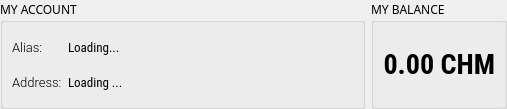
First picture: the form in app/ui/my_account.ui, repository coblo/gui-demo, before the edit.
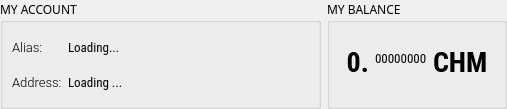
Second picture: the form after the edit.

Commit message: Show full balance in wallet

Patch:
```diff
--- a/app/ui/my_account.ui
+++ b/app/ui/my_account.ui
@@ -147,6 +147,9 @@
       <set>Qt::AlignLeading|Qt::AlignLeft|Qt::AlignTop</set>
      </property>
      <layout class="QHBoxLayout" name="lout_gbox_wallet_balance_h">
+      <property name="spacing">
+       <number>0</number>
+      </property>
       <item>
        <widget class="QLabel" name="lbl_wallet_balance">
         <property name="font">
@@ -157,17 +160,69 @@
           <bold>true</bold>
          </font>
         </property>
+        <property name="styleSheet">
+         <string notr="true">margin: 8px -7px 0 0;</string>
+        </property>
         <property name="text">
-         <string>0.00 CHM</string>
+         <string>0.</string>
         </property>
         <property name="alignment">
-         <set>Qt::AlignRight|Qt::AlignTrailing|Qt::AlignVCenter</set>
+         <set>Qt::AlignRight|Qt::AlignTop|Qt::AlignTrailing</set>
         </property>
         <property name="textInteractionFlags">
          <set>Qt::TextSelectableByMouse</set>
         </property>
        </widget>
       </item>
+      <item>
+       <widget class="QLabel" name="lbl_wallet_balance_postdecimal">
+        <property name="font">
+         <font>
+          <family>Roboto Condensed</family>
+          <pointsize>10</pointsize>
+          <weight>50</weight>
+          <bold>false</bold>
+          <kerning>true</kerning>
+         </font>
+        </property>
+        <property name="styleSheet">
+         <string notr="true">margin: 18px 0 0 0;</string>
+        </property>
+        <property name="text">
+         <string>00000000</string>
+        </property>
+        <property name="alignment">
+         <set>Qt::AlignLeading|Qt::AlignLeft|Qt::AlignTop</set>
+        </property>
+        <property name="margin">
+         <number>0</number>
+        </property>
+        <property name="indent">
+         <number>0</number>
+        </property>
+       </widget>
+      </item>
+      <item>
+       <widget class="QLabel" name="lbl_wallet_balance_currency">
+        <property name="font">
+         <font>
+          <family>Roboto Condensed</family>
+          <pointsize>21</pointsize>
+          <weight>75</weight>
+          <bold>true</bold>
+         </font>
+        </property>
+        <property name="styleSheet">
+         <string notr="true">margin-top: 8px;</string>
+        </property>
+        <property name="text">
+         <string>CHM</string>
+        </property>
+        <property name="alignment">
+         <set>Qt::AlignLeading|Qt::AlignLeft|Qt::AlignTop</set>
+        </property>
+       </widget>
+      </item>
      </layout>
     </widget>
    </item>
```
Left out of the diff: 2 changed lines with no effect on the pictures. The commit also changes 1 other file.
